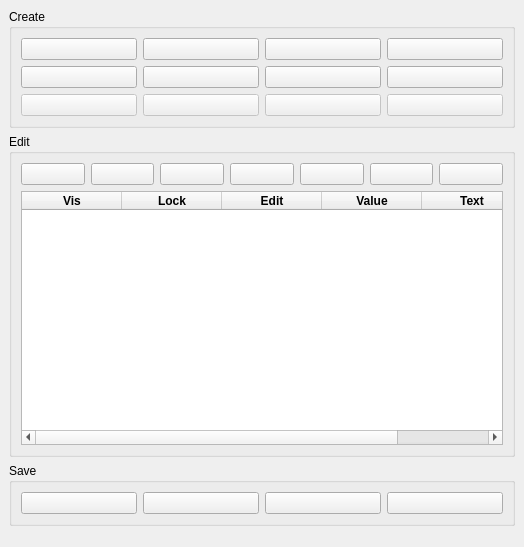
Above: QTModules/Annotation/Resources/UI/qSlicerAnnotationModule.ui from Slicer/SlicerGitSVNArchive before the change. Below: the same form after it.
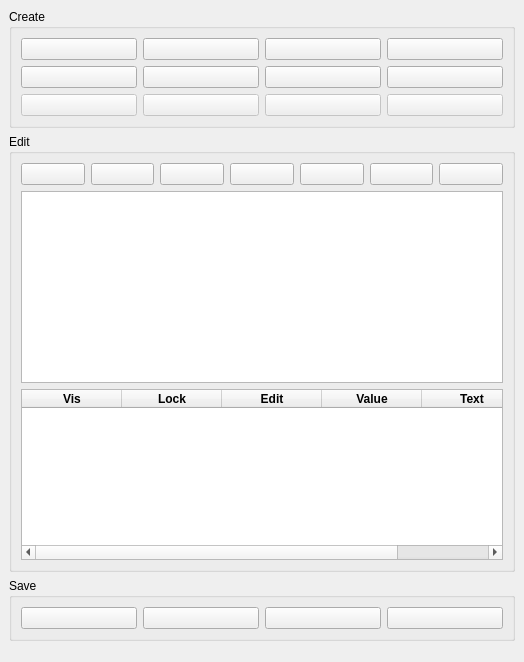
That is the form after the change. Icons and pictures are not drawn. Custom widgets are drawn as their Qt base class.

Commit message: ENH: Annotation module: Hierarchies on the way.. Added new MRML layer for Annotation hierarchies and added a TreeView to the GUI which will co-exist to the table during transition to hierarchies.

```diff
--- a/QTModules/Annotation/Resources/UI/qSlicerAnnotationModule.ui
+++ b/QTModules/Annotation/Resources/UI/qSlicerAnnotationModule.ui
@@ -7,7 +7,7 @@
     <x>0</x>
     <y>0</y>
     <width>524</width>
-    <height>547</height>
+    <height>662</height>
    </rect>
   </property>
   <property name="windowTitle">
@@ -389,6 +389,28 @@
            </item>
           </layout>
          </item>
+         <item>
+          <widget class="qMRMLTreeWidget" name="mrmlTreeWidget">
+           <property name="sizePolicy">
+            <sizepolicy hsizetype="Expanding" vsizetype="MinimumExpanding">
+             <horstretch>0</horstretch>
+             <verstretch>0</verstretch>
+            </sizepolicy>
+           </property>
+           <property name="dragDropMode">
+            <enum>QAbstractItemView::InternalMove</enum>
+           </property>
+           <property name="indentation">
+            <number>10</number>
+           </property>
+           <property name="uniformRowHeights">
+            <bool>true</bool>
+           </property>
+           <property name="listenNodeModifiedEvent" stdset="0">
+            <bool>true</bool>
+           </property>
+          </widget>
+         </item>
          <item>
           <widget class="QTableWidget" name="tableWidget">
            <property name="sizePolicy">
@@ -628,6 +650,11 @@
    <header>qSlicerWidget.h</header>
    <container>1</container>
   </customwidget>
+  <customwidget>
+   <class>qMRMLTreeWidget</class>
+   <extends>QTreeView</extends>
+   <header>qMRMLTreeWidget.h</header>
+  </customwidget>
  </customwidgets>
  <resources>
   <include location="../qSlicerAnnotationModule.qrc"/>
```
The commit also changes 3 other files.
